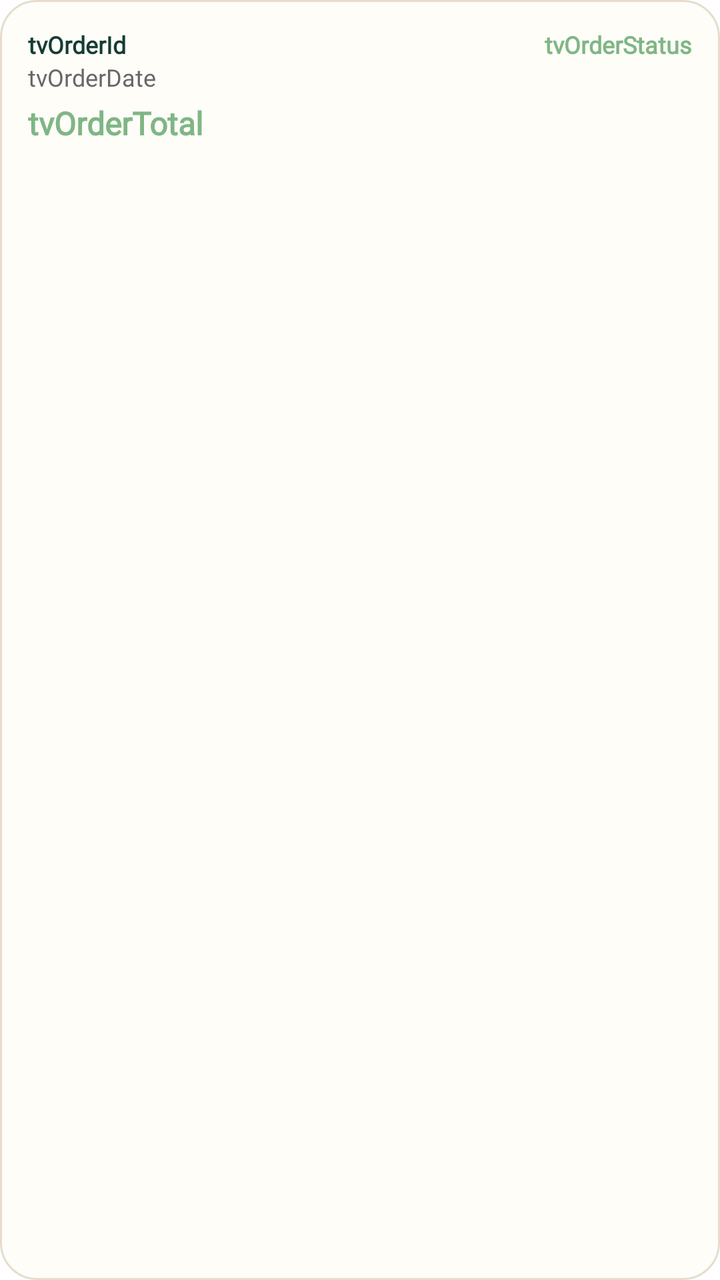
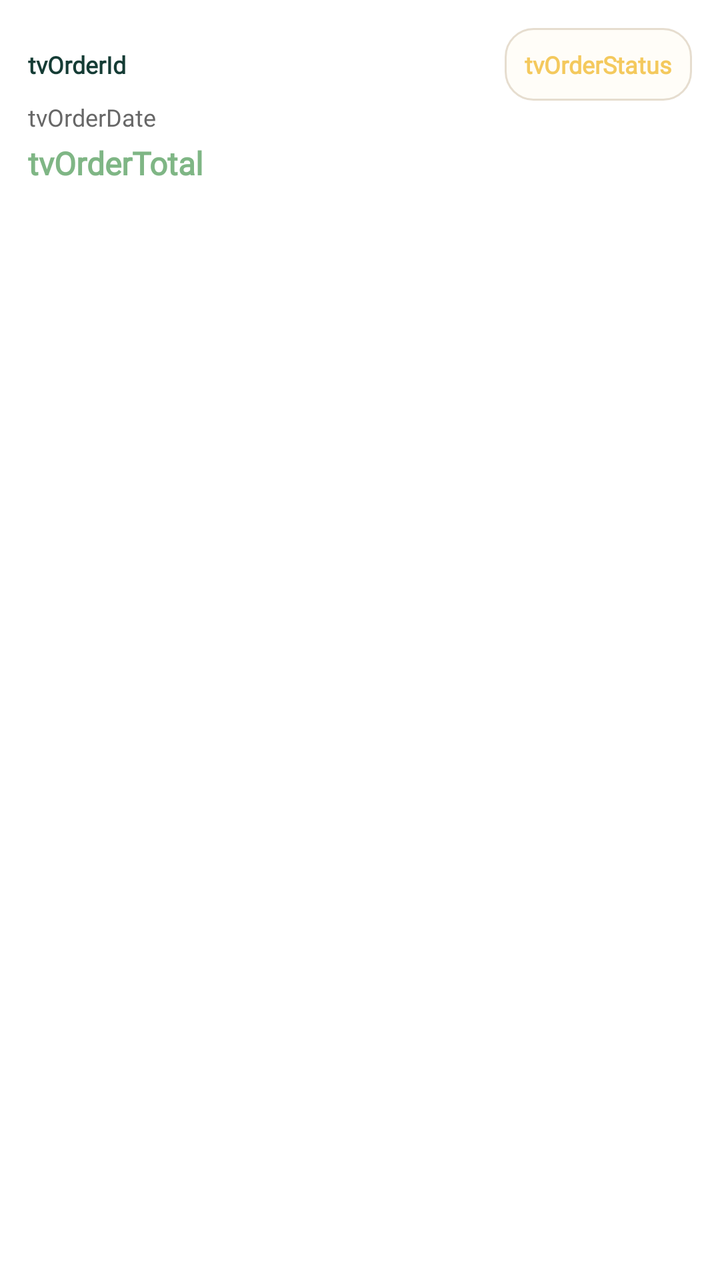

Screens rendered from an Android XML layout before and after an edit, with the pre-edit source and the edit as a unified diff.
<!-- AndroidManifest.xml: application theme Theme.Cartly.Splash -->
<!-- res/layout/item_order.xml -->
<?xml version="1.0" encoding="utf-8"?>
<LinearLayout xmlns:android="http://schemas.android.com/apk/res/android"
    android:orientation="vertical"
    android:layout_width="match_parent"
    android:layout_height="wrap_content"
    android:padding="14dp"
    android:background="@drawable/bg_card"
    android:layout_marginBottom="1dp">

    <LinearLayout
        android:layout_width="match_parent"
        android:layout_height="wrap_content"
        android:orientation="horizontal">
        <TextView
            android:id="@+id/tvOrderId"
            android:layout_width="0dp"
            android:layout_height="wrap_content"
            android:layout_weight="1"
            android:textStyle="bold"
            android:text="tvOrderId"
            android:fontFamily="@font/adlamdisplay_regular"
            android:textSize="12sp"
            android:textColor="@color/ink"/>
        <TextView
            android:id="@+id/tvOrderStatus"
            android:layout_width="wrap_content"
            android:layout_height="wrap_content"
            android:textStyle="bold"
            android:textColor="@color/green_brand"
            android:textSize="12sp"
            android:text="tvOrderStatus"
            android:fontFamily="@font/adlamdisplay_regular"/>
    </LinearLayout>

    <TextView
        android:id="@+id/tvOrderDate"
        android:layout_width="match_parent"
        android:layout_height="wrap_content"
        android:textColor="@color/gray"
        android:textSize="12sp"
        android:text="tvOrderDate"
        android:fontFamily="@font/adlamdisplay_regular"/>
    <TextView
        android:id="@+id/tvOrderTotal"
        android:layout_width="match_parent"
        android:layout_height="wrap_content"
        android:layout_marginTop="4dp"
        android:textSize="16sp"
        android:text="tvOrderTotal"
        android:textStyle="bold"
        android:textColor="@color/green_brand"
        android:fontFamily="@font/adlamdisplay_regular"/>

</LinearLayout>
<!-- resources referenced by this layout -->
<resources>
  <color name="gray">#676767</color>
  <color name="green_brand">#7FB685</color>
  <color name="ink">#153C35</color>
  <!-- drawable bg_card (drawable) -->
  <shape xmlns:android="http://schemas.android.com/apk/res/android">
      <solid android:color="@color/card" />
      <corners android:radius="18dp" />
      <stroke android:width="1dp" android:color="@color/border" />
  </shape>
  <style name="Theme.Cartly.Splash" parent="Theme.SplashScreen">
  
          <item name="windowSplashScreenBackground">@color/cream</item>
  
          <item name="windowSplashScreenAnimatedIcon">@mipmap/ic_launcher_logo2</item>
  
          <item name="postSplashScreenTheme">@style/Base.Theme.Cartly</item>
      </style>
  <color name="card">#FFFDF8</color>
  <color name="border">#E6DDCF</color>
  <color name="cream">#FBF7EF</color>
  <style name="Base.Theme.Cartly" parent="Theme.Material3.DayNight.NoActionBar">
          
          
      </style>
</resources>

<!-- the commit's change to res/layout/item_order.xml (unified diff, before → after) -->
@@ -1,11 +1,12 @@
 <?xml version="1.0" encoding="utf-8"?>
 <LinearLayout xmlns:android="http://schemas.android.com/apk/res/android"
+    xmlns:tools="http://schemas.android.com/tools"
     android:orientation="vertical"
     android:layout_width="match_parent"
     android:layout_height="wrap_content"
     android:padding="14dp"
-    android:background="@drawable/bg_card"
-    android:layout_marginBottom="1dp">
+    android:background="@color/white"
+    android:layout_marginBottom="4dp">
 
     <LinearLayout
         android:layout_width="match_parent"
@@ -20,16 +21,20 @@
             android:text="tvOrderId"
             android:fontFamily="@font/adlamdisplay_regular"
             android:textSize="12sp"
-            android:textColor="@color/ink"/>
+            android:textColor="@color/ink"
+            tools:ignore="HardcodedText" />
         <TextView
             android:id="@+id/tvOrderStatus"
             android:layout_width="wrap_content"
             android:layout_height="wrap_content"
+            android:background="@drawable/bg_input"
+            android:padding="10dp"
             android:textStyle="bold"
-            android:textColor="@color/green_brand"
+            android:textColor="@color/butter"
             android:textSize="12sp"
             android:text="tvOrderStatus"
-            android:fontFamily="@font/adlamdisplay_regular"/>
+            android:fontFamily="@font/adlamdisplay_regular"
+            tools:ignore="HardcodedText" />
     </LinearLayout>
 
     <TextView
@@ -39,7 +44,8 @@
         android:textColor="@color/gray"
         android:textSize="12sp"
         android:text="tvOrderDate"
-        android:fontFamily="@font/adlamdisplay_regular"/>
+        android:fontFamily="@font/adlamdisplay_regular"
+        tools:ignore="HardcodedText" />
     <TextView
         android:id="@+id/tvOrderTotal"
         android:layout_width="match_parent"
@@ -49,6 +55,7 @@
         android:text="tvOrderTotal"
         android:textStyle="bold"
         android:textColor="@color/green_brand"
-        android:fontFamily="@font/adlamdisplay_regular"/>
+        android:fontFamily="@font/adlamdisplay_regular"
+        tools:ignore="HardcodedText" />
 
 </LinearLayout>
<!-- resource entries referenced after the edit -->
@@ -1,12 +1,14 @@
 <!-- resources referenced by this layout -->
 <resources>
+  <color name="butter">#F4C95D</color>
   <color name="gray">#676767</color>
   <color name="green_brand">#7FB685</color>
   <color name="ink">#153C35</color>
-  <!-- drawable bg_card (drawable) -->
+  <color name="white">#FFFFFFFF</color>
+  <!-- drawable bg_input (drawable) -->
   <shape xmlns:android="http://schemas.android.com/apk/res/android">
       <solid android:color="@color/card" />
-      <corners android:radius="18dp" />
+      <corners android:radius="14dp" />
       <stroke android:width="1dp" android:color="@color/border" />
   </shape>
   <style name="Theme.Cartly.Splash" parent="Theme.SplashScreen">
